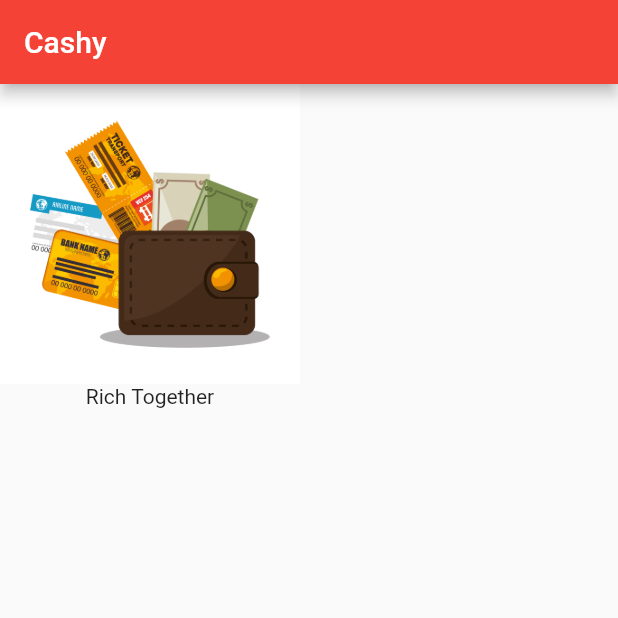
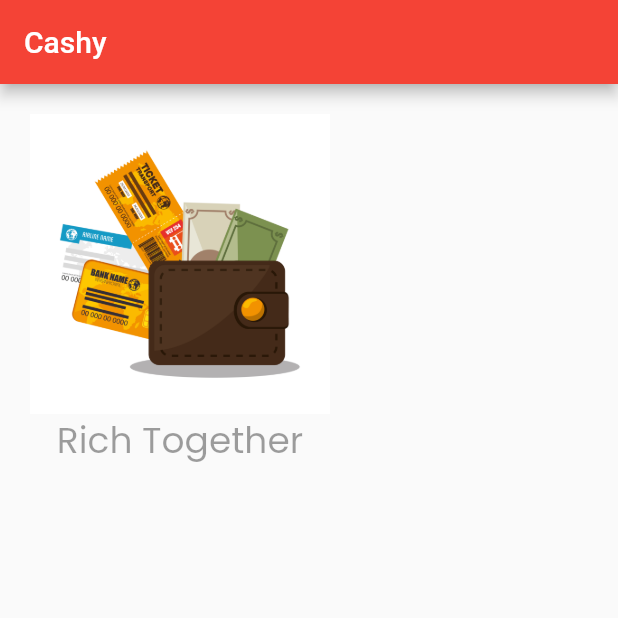
Before and after one commit to EnkuDavi/flutter-basic, a Flutter app: the screen it shows after launch, on a phone screen of 412 x 824 dp, the top half of it. Run offline on Flutter 3.47's test engine with Material 2 defaults, Android fonts, the phone set to English and light mode, and no system bars.

Commit message:
use font to main app

```diff
--- a/lib/main.dart
+++ b/lib/main.dart
@@ -1,4 +1,5 @@
 import 'package:flutter/material.dart';
+import 'font-style.dart';
 
 void main() {
   runApp(const MyApp());
@@ -21,13 +22,17 @@ class MyApp extends StatelessWidget {
           ),
           body: SafeArea(
             child: Container(
+                margin: EdgeInsets.all(20),
                 child: Column(
                   children: <Widget>[
                     Image(
                       image: AssetImage('assets/images/wallet.jpg'),
                       height: 200,
                     ),
-                Text("Rich Together")
+                    Text(
+                      "Rich Together",
+                      style: MainHeader,
+                    )
                   ],
                 )),
           ),
```
Lines whose indentation alone changed are shown as unchanged.
